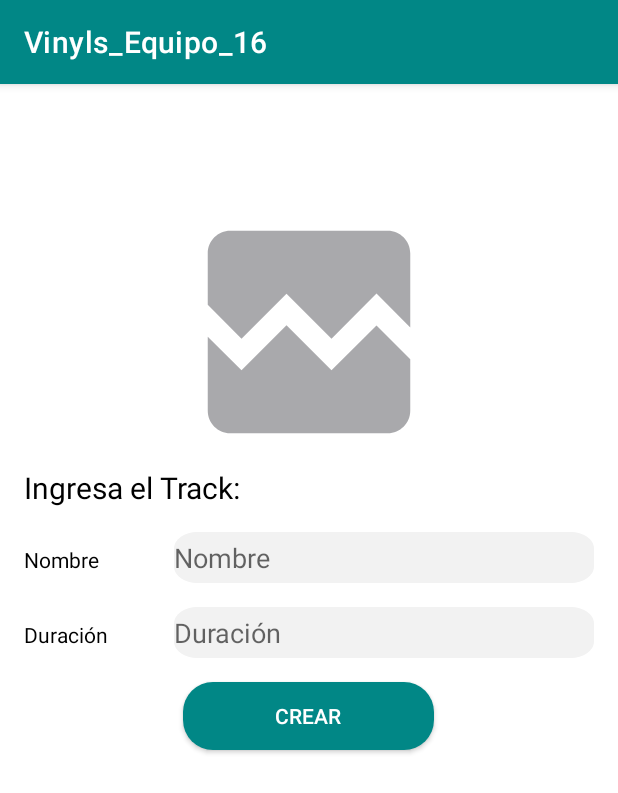
After one commit to WillyBallesteros/MISW-4203-ISAM, an Android app built with Jetpack Compose: the fragment AlbumAddTrackFragment shown on its own in the app's theme, on a phone screen of 412 x 824 dp. The commit adds this screen. Shown: the top 793 px of the screen. Run offline under Robolectric (Android 15) with nearby library versions, the phone set to English and light mode, and no system bars; network calls fail; pictures from the network do not load.

Commit message:
Feature/hu 08/asociar tracks a album (#97)
* HU-8 Creacion clases para asociar tracks a album

* HU-08 Agregar cambios de navegacion

* HU-80/Agregar diseno segun mockup

```diff
--- /dev/null
+++ b/AndroidApp/app/src/main/java/com/example/vinyls_equipo_16/ui/AlbumAddTrackFragment.kt
@@ -0,0 +1,157 @@
+package com.example.vinyls_equipo_16.ui
+
+import android.annotation.SuppressLint
+import android.app.Dialog
+import android.os.Bundle
+import androidx.fragment.app.Fragment
+import android.view.LayoutInflater
+import android.view.View
+import android.view.ViewGroup
+import android.widget.Button
+import android.widget.EditText
+import android.widget.NumberPicker
+import android.widget.Toast
+import androidx.core.net.toUri
+import androidx.lifecycle.ViewModelProvider
+import androidx.lifecycle.lifecycleScope
+import androidx.navigation.fragment.findNavController
+import com.bumptech.glide.Glide
+import com.bumptech.glide.request.RequestOptions
+import com.example.vinyls_equipo_16.R
+import com.example.vinyls_equipo_16.R.id.action_albumAddTrackFragment_to_albumDetailFragment
+import com.example.vinyls_equipo_16.databinding.AlbumAddTrackFragmentBinding
+import com.example.vinyls_equipo_16.network.NetworkServiceAdapter
+import com.example.vinyls_equipo_16.viewmodels.AlbumDetailViewModel
+import kotlinx.coroutines.launch
+import java.text.SimpleDateFormat
+
+
+class AlbumAddTrackFragment : Fragment() {
+    private var _binding: AlbumAddTrackFragmentBinding? = null
+    private val binding get() = _binding!!
+
+    override fun onCreate(savedInstanceState: Bundle?) {
+        super.onCreate(savedInstanceState)
+    }
+
+    override fun onCreateView(
+        inflater: LayoutInflater, container: ViewGroup?,
+        savedInstanceState: Bundle?
+    ): View? {
+        _binding = AlbumAddTrackFragmentBinding.inflate(inflater, container, false)
+        return binding.root
+    }
+
+    override fun onViewCreated(view: View, savedInstanceState: Bundle?) {
+        super.onViewCreated(view, savedInstanceState)
+
+        val textTrackDuration = view.findViewById<EditText>(R.id.textTrackDuration)
+        textTrackDuration.setOnClickListener {
+            showDurationPicker()
+        }
+
+        binding.btnCreate.setOnClickListener {
+            attemptAddTrack()
+        }
+
+
+    }
+
+    private fun attemptAddTrack() {
+        if (!validateFields()) {
+            return
+        }
+        val albumId = arguments?.getString("albumId")?.toInt()
+        /*var cover = arguments?.getString("cover")*/
+        if (albumId == null || albumId == 0) {
+            Toast.makeText(context, "Error al crear el álbum", Toast.LENGTH_LONG).show()
+            return
+        }
+        val duration = binding.textTrackDuration.text.toString()
+        val name = binding.textTrackName.text.toString()
+
+        val networkServiceAdapter = NetworkServiceAdapter.getInstance(requireContext())
+
+        lifecycleScope.launch {
+            try {
+                networkServiceAdapter.addTrackToAlbum(albumId, name, duration)
+                Toast.makeText(context, "Track agregada con éxito", Toast.LENGTH_SHORT).show()
+                val bundle = Bundle()
+                bundle.putInt("albumId", albumId)
+                findNavController().navigate(action_albumAddTrackFragment_to_albumDetailFragment, bundle)
+            } catch (e: Exception) {
+                Toast.makeText(context, "Error al agregar Track a el álbum: ${e.message}", Toast.LENGTH_LONG).show()
+            }
+        }
+    }
+
+    private fun validateFields(): Boolean {
+        if (binding.textTrackDuration.text.toString().trim().isEmpty()) {
+            binding.textTrackDuration.error = "Este campo es requerido"
+            return false
+        }
+
+        if (binding.textTrackDuration.text.toString().trim().isEmpty()) {
+            binding.textTrackDuration.error = "Este campo es requerido"
+            return false
+        }
+
+        return true
+    }
+
+    private fun showDurationPicker() {
+        val dialog = Dialog(requireContext())
+        dialog.setContentView(R.layout.duration_picker)
+
+        val npMin = dialog.findViewById<NumberPicker>(R.id.numberPickerMinutes)
+        val npSec = dialog.findViewById<NumberPicker>(R.id.numberPickerSeconds)
+        val confirmButton = dialog.findViewById<Button>(R.id.confirmButton)
+
+
+        npMin.maxValue = 59
+        npMin.minValue = 0
+        npMin.wrapSelectorWheel = true
+
+        npSec.maxValue = 59
+        npSec.minValue = 0
+        npSec.wrapSelectorWheel = true
+
+        confirmButton.setOnClickListener {
+            val minutes = npMin.value
+            val seconds = npSec.value
+            view?.findViewById<EditText>(R.id.textTrackDuration)?.setText("$minutes:$seconds")
+            dialog.dismiss()
+        }
+
+        dialog.show()
+    }
+
+    @SuppressLint("SimpleDateFormat")
+    @Deprecated("Deprecated in Java")
+    override fun onActivityCreated(savedInstanceState: Bundle?) {
+
+        super.onActivityCreated(savedInstanceState)
+        val activity = requireNotNull(this.activity) {
+        }
+        activity.actionBar?.title = getString(R.string.title_addTrack)
+        val albumName = arguments?.getString("name")
+        val cover = arguments?.getString("cover")
+
+            binding.albumName.text = albumName
+
+            Glide.with(this)
+                .load(cover?.toUri()?.buildUpon()?.scheme("https")?.build())
+                .apply(
+                    RequestOptions()
+                        .placeholder(R.drawable.loading_animation)
+
+                        .error(R.drawable.ic_broken_image)
+                )
+                .into(binding.albumCover)
+        }
+
+        override fun onDestroyView() {
+            super.onDestroyView()
+            _binding = null
+        }
+    }
--- a/AndroidApp/app/src/main/java/com/example/vinyls_equipo_16/ui/AlbumNewFragment.kt
+++ b/AndroidApp/app/src/main/java/com/example/vinyls_equipo_16/ui/AlbumNewFragment.kt
@@ -12,6 +12,7 @@ import android.widget.Toast
 import androidx.lifecycle.lifecycleScope
 import androidx.navigation.fragment.findNavController
 import com.example.vinyls_equipo_16.R
+import com.example.vinyls_equipo_16.R.id.action_albumNewFragment_to_albumFragment
 import com.example.vinyls_equipo_16.databinding.AlbumNewFragmentBinding
 import com.example.vinyls_equipo_16.network.NetworkServiceAdapter
 import kotlinx.coroutines.launch
@@ -97,7 +98,7 @@ class AlbumNewFragment : Fragment() {
             try {
                 networkServiceAdapter.createAlbum(name, cover, releaseDate, description, genre, recordLabel)
                 Toast.makeText(context, "Álbum creado con éxito", Toast.LENGTH_SHORT).show()
-                findNavController().navigate(R.id.action_albumNewFragment_to_albumFragment)
+                findNavController().navigate(action_albumNewFragment_to_albumFragment)
             } catch (e: Exception) {
                 Toast.makeText(context, "Error al crear el álbum: ${e.message}", Toast.LENGTH_LONG).show()
             }
--- /dev/null
+++ b/AndroidApp/app/src/main/res/layout/album_add_track_fragment.xml
@@ -0,0 +1,113 @@
+<?xml version="1.0" encoding="utf-8"?>
+<FrameLayout xmlns:android="http://schemas.android.com/apk/res/android"
+    xmlns:tools="http://schemas.android.com/tools"
+    android:layout_width="match_parent"
+    android:layout_height="match_parent"
+    tools:context=".ui.AlbumAddTrackFragment">
+
+    <ScrollView xmlns:android="http://schemas.android.com/apk/res/android"
+        xmlns:tools="http://schemas.android.com/tools"
+        tools:context=".ui.AlbumNewFragment"
+        android:layout_width="match_parent"
+        android:layout_height="match_parent"
+        android:fillViewport="true">
+
+        <LinearLayout
+            android:layout_width="match_parent"
+            android:layout_height="wrap_content"
+            android:orientation="vertical"
+            android:padding="16dp">
+
+            <LinearLayout
+                android:layout_width="match_parent"
+                android:layout_height="wrap_content"
+                android:orientation="horizontal"
+                android:padding="16dp">
+
+                <TextView
+                    android:id="@+id/album_name"
+                    android:layout_width="wrap_content"
+                    android:layout_height="wrap_content"
+                    android:textAppearance="?attr/textAppearanceHeadline6"
+                    android:textStyle="bold" />
+
+            </LinearLayout>
+
+            <ImageView
+                android:layout_width="match_parent"
+                android:layout_height="180dp"
+                android:adjustViewBounds="true"
+                android:scaleType="fitCenter"
+                android:id="@+id/album_cover"
+                android:contentDescription="@string/album_item_content_descriptor" />
+
+
+
+            <LinearLayout
+                android:layout_width="match_parent"
+                android:layout_height="wrap_content"
+                android:orientation="horizontal"
+                android:layout_marginBottom="16dp">
+                <TextView
+                    android:id="@+id/textView8"
+                    android:layout_width="wrap_content"
+                    android:layout_height="wrap_content"
+                    android:textColor="@color/black"
+                    android:textSize="20sp"
+                    android:text="@string/label_add_track" />
+            </LinearLayout>
+            <LinearLayout
+                android:layout_width="match_parent"
+                android:layout_height="wrap_content"
+                android:orientation="horizontal"
+                android:layout_marginBottom="16dp">
+                <TextView
+                    android:id="@+id/label_track_name"
+                    android:layout_width="100dp"
+                    android:layout_height="wrap_content"
+                    android:text="@string/name"
+                    style="@style/labelTextNew" />
+                <EditText
+                    android:id="@+id/textTrackName"
+                    android:layout_width="0dp"
+                    android:layout_height="wrap_content"
+                    android:layout_weight="1"
+                    android:background="@drawable/input_background"
+                    android:autofillHints="@string/album_new_fragment_autofillHints_name"
+                    android:inputType="textNoSuggestions"
+                    android:hint="@string/album_add_track_fragment_autofillHints_name"/>
+            </LinearLayout>
+            <LinearLayout
+                android:layout_width="match_parent"
+                android:layout_height="wrap_content"
+                android:orientation="horizontal"
+                android:layout_marginBottom="16dp">
+                <TextView
+                    android:id="@+id/labelTrackDuration"
+                    android:layout_width="100dp"
+                    android:layout_height="wrap_content"
+                    android:text="@string/label_track_duration"
+                    style="@style/labelTextNew" />
+                <EditText
+                    android:id="@+id/textTrackDuration"
+                    android:layout_width="0dp"
+                    android:layout_height="wrap_content"
+                    android:layout_weight="1"
+                    android:background="@drawable/input_background"
+                    android:autofillHints="@string/album_add_track_fragment_autofillHints_duration"
+                    android:hint="@string/album_add_track_fragment_autofillHints_duration"
+                    android:inputType="none"
+                    android:focusable="false"
+                    android:cursorVisible="false"/>
+            </LinearLayout>
+
+            <Button
+                android:id="@+id/btnCreate"
+                android:layout_width="167dp"
+                android:layout_height="45dp"
+                android:text="@string/create"
+                android:layout_gravity="center_horizontal"
+                style="@style/ButtonRounded" />
+        </LinearLayout>
+    </ScrollView>
+</FrameLayout>
--- a/AndroidApp/app/src/main/res/values/strings.xml
+++ b/AndroidApp/app/src/main/res/values/strings.xml
@@ -4,6 +4,7 @@
     <string name="title_musicians">Artistas</string>
     <string name="title_collectors">Coleccionistas</string>
     <string name="title_comments">Comentarios del álbum</string>
+    <string name="title_addTrack">Agregar track a álbum</string>
     <!-- TODO: Remove or change this placeholder text -->
     <string name="album_detail_title">Detalle Álbum</string>
     <string name="album_detail_name">Nombre:</string>
@@ -102,5 +103,13 @@
     <string name="album_new_title">Crear Álbum</string>
     <string name="artistas_title">Artistas</string>
     <string name="collector_title">Coleccionistas</string>
+    <!-- TODO: Remove or change this placeholder text -->
+    <string name="hello_blank_fragment">Hello blank fragment</string>
+
+    <string name="label_track_name">Nombre</string>
+    <string name="album_add_track_fragment_autofillHints_name">Nombre</string>
+    <string name="label_track_duration">Duración</string>
+    <string name="album_add_track_fragment_autofillHints_duration">Duración</string>
+    <string name="label_add_track">Ingresa el Track:</string>
 
 </resources>
```
Also changed, not shown: AndroidApp/app/src/main/java/com/example/vinyls_equipo_16/network/NetworkServiceAdapter.kt (+38 -2 lines), AndroidApp/app/src/main/java/com/example/vinyls_equipo_16/ui/AlbumDetailFragment.kt (+13 -7 lines), AndroidApp/app/src/main/res/layout/duration_picker.xml (added, +22 -0 lines), AndroidApp/app/src/main/res/navigation/nav_graph.xml (+12 -0 lines).
